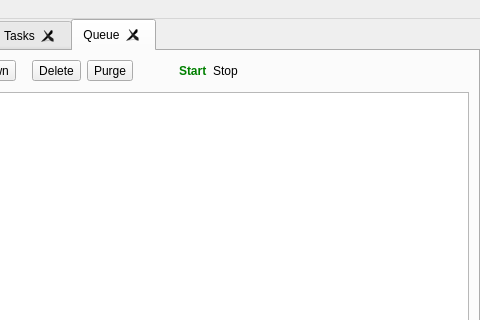
holazt/RcloneBrowser, file src/main_window.ui: the form before one commit; both pictures show x 178 to 658 and y 0 to 320 of the 658 by 411 pixel window.
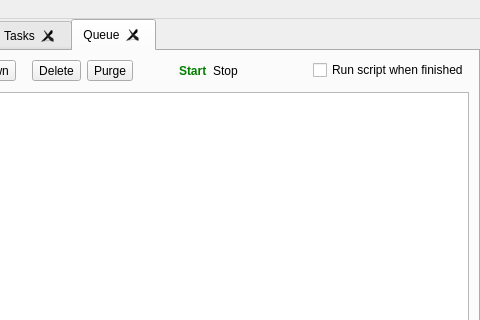
The form after the commit.

Commit message:
added queueScript functionality
after last queued task is finished user defined script (in preferences) is executed - can be used for e.g. hibernating computer when transfers are done

Patch:
```diff
--- a/src/main_window.ui
+++ b/src/main_window.ui
@@ -557,6 +557,13 @@
             </property>
            </spacer>
           </item>
+          <item>
+           <widget class="QCheckBox" name="queueScriptRun">
+            <property name="text">
+             <string>Run script when finished</string>
+            </property>
+           </widget>
+          </item>
          </layout>
         </item>
         <item>
```
Left out of the diff: 21 changed lines with no effect on the pictures. The commit also changes 6 other files.
